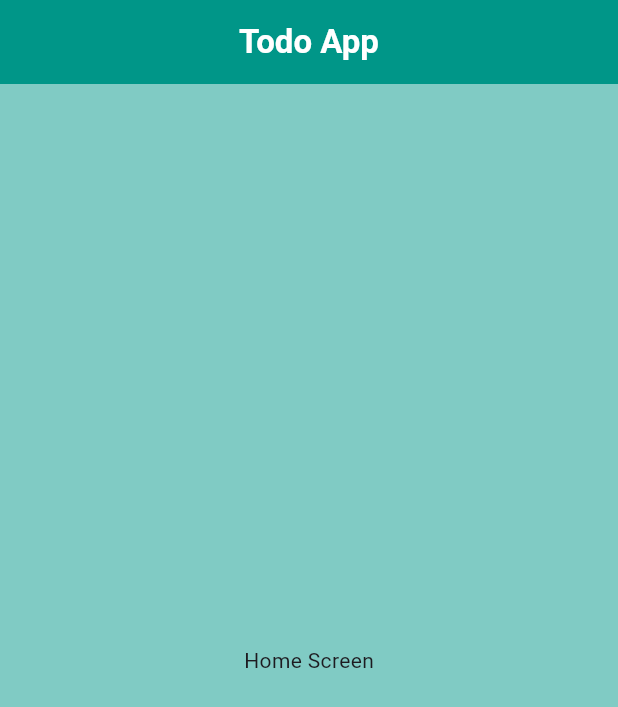
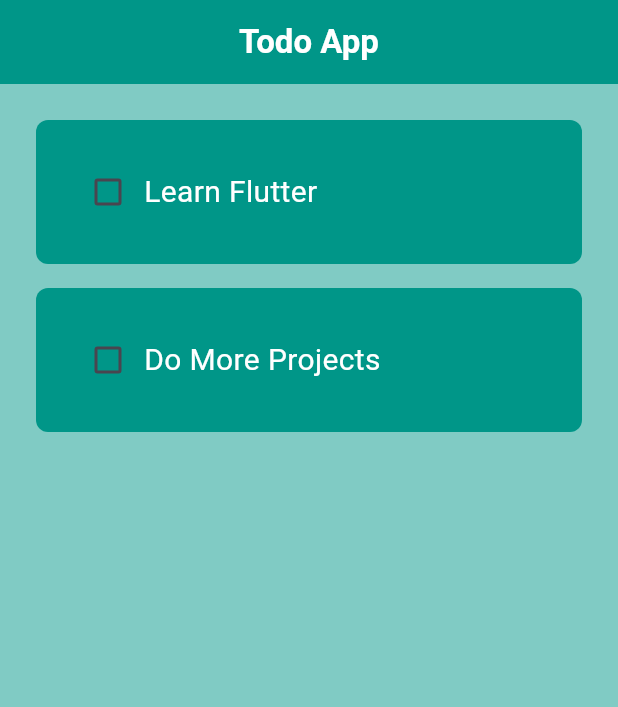
Before and after one commit to PrinceNarteh/todo-app, a Flutter app: the screen it shows after launch, on a phone screen of 412 x 824 dp. Shown: the top 707 px of the screen. Run offline on Flutter 3.47's test engine with Material 3 defaults, Android fonts, the phone set to English and light mode, and no system bars.

```diff
--- /dev/null
+++ b/lib/models/todo.dart
@@ -0,0 +1,9 @@
+class ToDo {
+  final String taskName;
+  final bool taskCompleted;
+
+  ToDo({
+    required this.taskName,
+    required this.taskCompleted,
+  });
+}
--- a/lib/screens/home_screen.dart
+++ b/lib/screens/home_screen.dart
@@ -1,4 +1,5 @@
 import 'package:flutter/material.dart';
+import 'package:todo_app/widgets/todo_tile.dart';
 
 class HomeScreen extends StatefulWidget {
   const HomeScreen({super.key});
@@ -8,17 +9,38 @@ class HomeScreen extends StatefulWidget {
 }
 
 class _HomeScreenState extends State<HomeScreen> {
+  // List of todo tasks
+  List todoList = [
+    ['Learn Flutter', false],
+    ['Do More Projects', false]
+  ];
+
+  // checkbox was tapped
+  void checkBoxChanged() {}
+
   @override
   Widget build(BuildContext context) {
+    print(todoList);
     return Scaffold(
       backgroundColor: Colors.teal[200],
       appBar: AppBar(
-        title: const Text("Todo App", style: TextStyle(color: Colors.white, fontWeight: FontWeight.bold),),
+        title: const Text(
+          "Todo App",
+          style: TextStyle(color: Colors.white, fontWeight: FontWeight.bold),
+        ),
         centerTitle: true,
         backgroundColor: Colors.teal,
       ),
-      body: const Center(
-        child: Text("Home Screen"),
+      body: ListView.builder(
+        padding: const EdgeInsets.only(top: 16.0),
+        itemCount: todoList.length,
+        itemBuilder: (context, index) {
+          return ToDoTile(
+            taskName: todoList[index][0],
+            taskCompleted: todoList[index][1],
+            onChanged: (value) => checkBoxChanged,
+          );
+        },
       ),
     );
   }
--- /dev/null
+++ b/lib/widgets/todo_tile.dart
@@ -0,0 +1,40 @@
+import 'package:flutter/material.dart';
+
+class ToDoTile extends StatelessWidget {
+  final String taskName;
+  final bool taskCompleted;
+  Function(bool?)? onChanged;
+
+  ToDoTile({
+    super.key,
+    required this.taskName,
+    required this.taskCompleted,
+    required this.onChanged,
+  });
+
+  @override
+  Widget build(BuildContext context) {
+    return Padding(
+      padding: const EdgeInsets.symmetric(
+        horizontal: 24.0,
+        vertical: 8.0,
+      ),
+      child: Container(
+        padding: const EdgeInsets.all(24.0),
+        decoration: BoxDecoration(
+          color: Colors.teal,
+          borderRadius: BorderRadius.circular(8),
+        ),
+        child: Row(
+          children: [
+            Checkbox(value: taskCompleted, onChanged: onChanged),
+            Text(
+              taskName,
+              style: const TextStyle(color: Colors.white, fontSize: 20),
+            ),
+          ],
+        ),
+      ),
+    );
+  }
+}
```
